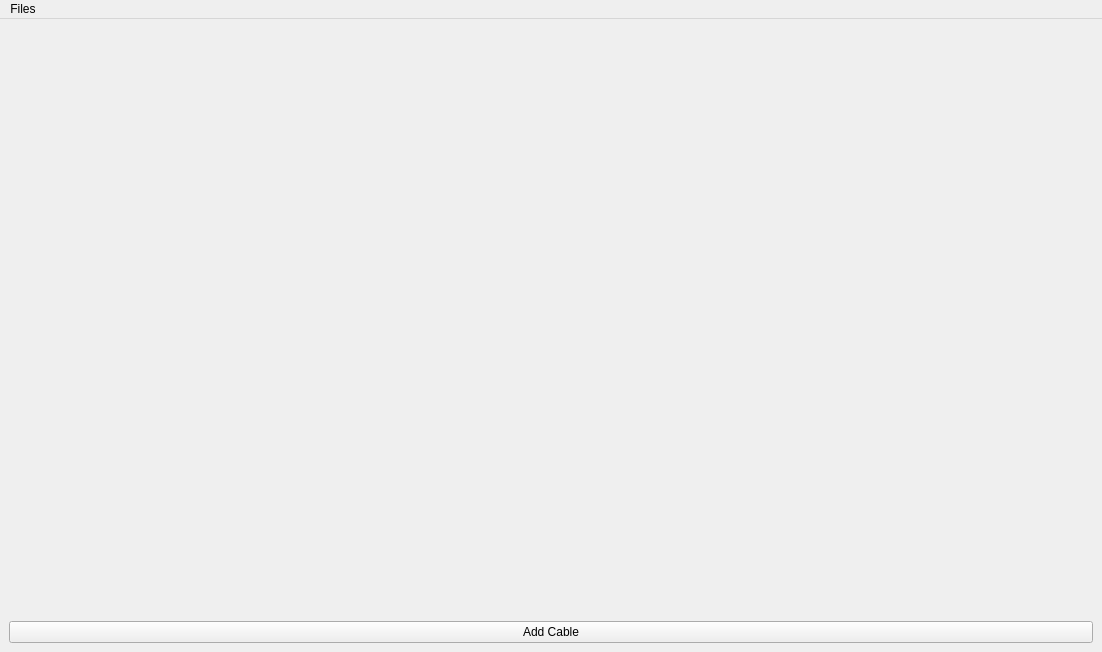
The window that Python/UI/main_window.ui (hu4nghe/CableToCavityAllocation) describes before a commit, drawn with Qt 5.
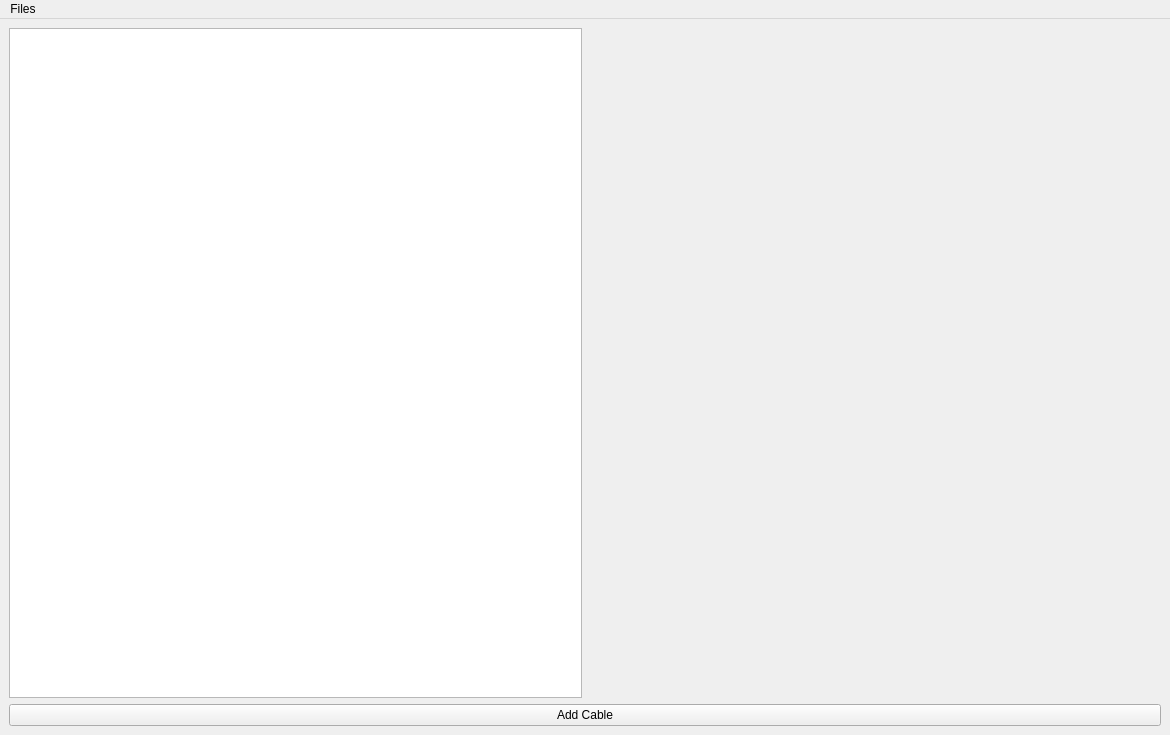
The same window after the commit.

The edit to the form file:
```diff
--- a/Python/UI/main_window.ui
+++ b/Python/UI/main_window.ui
@@ -6,8 +6,8 @@
    <rect>
     <x>0</x>
     <y>0</y>
-    <width>1102</width>
-    <height>652</height>
+    <width>1170</width>
+    <height>735</height>
    </rect>
   </property>
   <property name="sizePolicy">
@@ -22,7 +22,10 @@
   <widget class="QWidget" name="centralwidget">
    <layout class="QVBoxLayout" name="verticalLayout_2">
     <item>
-     <layout class="QVBoxLayout" name="verticalLayout">
+     <layout class="QHBoxLayout" name="horizontalLayout">
+      <item>
+       <widget class="QListWidget" name="potentialSolutionListWidget"/>
+      </item>
       <item>
        <widget class="QLabel" name="imageLabel">
         <property name="sizePolicy">
@@ -61,7 +64,7 @@
     <rect>
      <x>0</x>
      <y>0</y>
-     <width>1102</width>
+     <width>1170</width>
      <height>23</height>
     </rect>
    </property>
```
